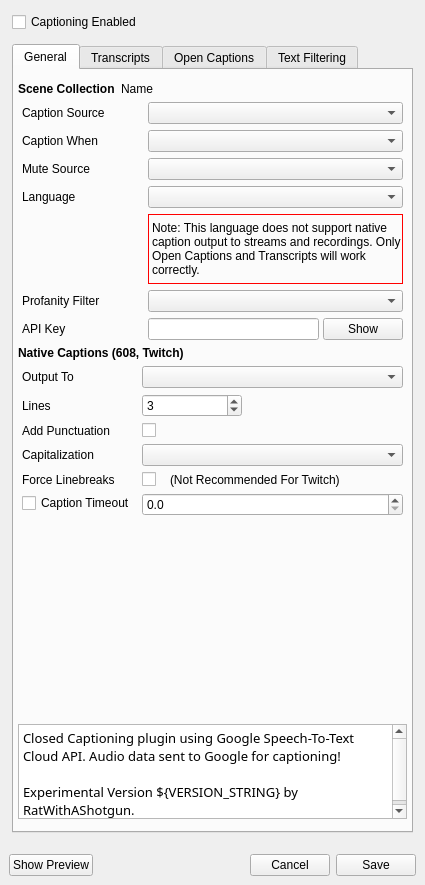
This is src/ui/CaptionSettingsWidget.ui in ratwithacompiler/OBS-captions-plugin as Qt 5 draws it before an edit. The edited form follows.
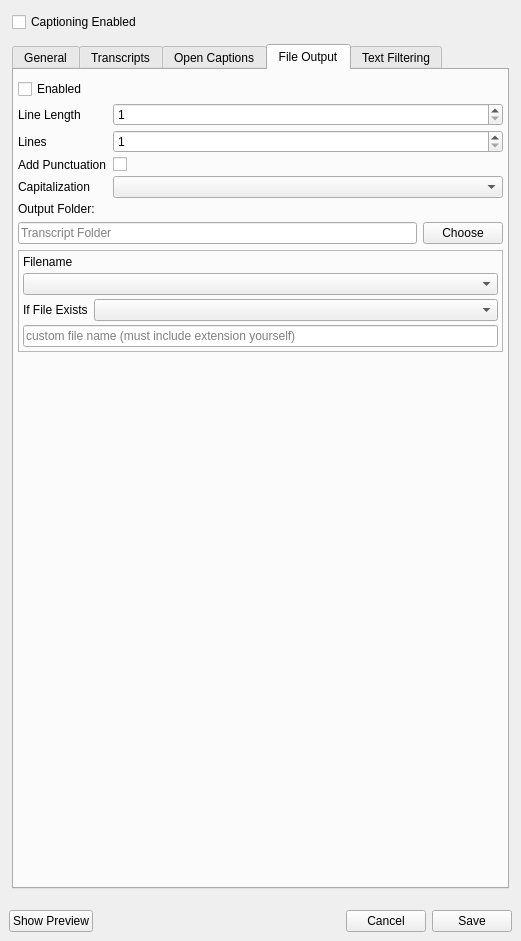
This is the edited form. The open tabs and pages were chosen to show the change.

Diff of the .ui file:
```diff
--- a/src/ui/CaptionSettingsWidget.ui
+++ b/src/ui/CaptionSettingsWidget.ui
@@ -6,8 +6,8 @@
    <rect>
     <x>0</x>
     <y>0</y>
-    <width>425</width>
-    <height>885</height>
+    <width>521</width>
+    <height>941</height>
    </rect>
   </property>
   <property name="sizePolicy">
@@ -60,8 +60,8 @@
        <rect>
         <x>0</x>
         <y>0</y>
-        <width>425</width>
-        <height>841</height>
+        <width>521</width>
+        <height>897</height>
        </rect>
       </property>
       <layout class="QVBoxLayout" name="verticalLayoutMainScrollContainer">
@@ -1249,6 +1249,275 @@
            </item>
           </layout>
          </widget>
+         <widget class="QWidget" name="fileOutputTab">
+          <attribute name="title">
+           <string>File Output</string>
+          </attribute>
+          <layout class="QVBoxLayout" name="verticalLayout">
+           <property name="leftMargin">
+            <number>4</number>
+           </property>
+           <property name="rightMargin">
+            <number>4</number>
+           </property>
+           <property name="bottomMargin">
+            <number>12</number>
+           </property>
+           <item>
+            <widget class="QWidget" name="textSourceWidget" native="true">
+             <property name="sizePolicy">
+              <sizepolicy hsizetype="Preferred" vsizetype="Fixed">
+               <horstretch>0</horstretch>
+               <verstretch>0</verstretch>
+              </sizepolicy>
+             </property>
+             <layout class="QFormLayout" name="formLayout_6">
+              <property name="labelAlignment">
+               <set>Qt::AlignLeading|Qt::AlignLeft|Qt::AlignVCenter</set>
+              </property>
+              <property name="formAlignment">
+               <set>Qt::AlignLeading|Qt::AlignLeft|Qt::AlignTop</set>
+              </property>
+              <property name="verticalSpacing">
+               <number>4</number>
+              </property>
+              <property name="leftMargin">
+               <number>0</number>
+              </property>
+              <property name="topMargin">
+               <number>0</number>
+              </property>
+              <property name="rightMargin">
+               <number>0</number>
+              </property>
+              <property name="bottomMargin">
+               <number>0</number>
+              </property>
+              <item row="2" column="0">
+               <widget class="QLabel" name="label_23">
+                <property name="text">
+                 <string>Line Length</string>
+                </property>
+               </widget>
+              </item>
+              <item row="2" column="1">
+               <widget class="QSpinBox" name="fileOutputLineLengthSpinBox">
+                <property name="minimumSize">
+                 <size>
+                  <width>100</width>
+                  <height>0</height>
+                 </size>
+                </property>
+                <property name="minimum">
+                 <number>1</number>
+                </property>
+                <property name="maximum">
+                 <number>999999999</number>
+                </property>
+               </widget>
+              </item>
+              <item row="3" column="0">
+               <widget class="QLabel" name="label_24">
+                <property name="text">
+                 <string>Lines</string>
+                </property>
+               </widget>
+              </item>
+              <item row="3" column="1">
+               <widget class="QSpinBox" name="fileOutputLineCountSpinBox">
+                <property name="sizePolicy">
+                 <sizepolicy hsizetype="Minimum" vsizetype="Fixed">
+                  <horstretch>0</horstretch>
+                  <verstretch>0</verstretch>
+                 </sizepolicy>
+                </property>
+                <property name="minimumSize">
+                 <size>
+                  <width>100</width>
+                  <height>0</height>
+                 </size>
+                </property>
+                <property name="minimum">
+                 <number>1</number>
+                </property>
+               </widget>
+              </item>
+              <item row="4" column="0">
+               <widget class="QLabel" name="label_26">
+                <property name="text">
+                 <string>Add Punctuation</string>
+                </property>
+               </widget>
+              </item>
+              <item row="4" column="1">
+               <widget class="QCheckBox" name="fileOutputPunctuationCheckBox">
+                <property name="text">
+                 <string/>
+                </property>
+               </widget>
+              </item>
+              <item row="5" column="0">
+               <widget class="QLabel" name="label_25">
+                <property name="text">
+                 <string>Capitalization</string>
+                </property>
+               </widget>
+              </item>
+              <item row="5" column="1">
+               <widget class="QComboBox" name="fileOutputCapitalizationComboBox"/>
+              </item>
+              <item row="6" column="0">
+               <widget class="QLabel" name="label_27">
+                <property name="text">
+                 <string>Output Folder:</string>
+                </property>
+               </widget>
+              </item>
+              <item row="1" column="0">
+               <widget class="QCheckBox" name="fileOutputEnabledCheckBox">
+                <property name="text">
+                 <string>Enabled</string>
+                </property>
+               </widget>
+              </item>
+             </layout>
+            </widget>
+           </item>
+           <item>
+            <widget class="QWidget" name="fileOutputFolderWidget" native="true">
+             <layout class="QHBoxLayout" name="horizontalLayout_4">
+              <property name="leftMargin">
+               <number>0</number>
+              </property>
+              <property name="topMargin">
+               <number>0</number>
+              </property>
+              <property name="rightMargin">
+               <number>0</number>
+              </property>
+              <property name="bottomMargin">
+               <number>0</number>
+              </property>
+              <item>
+               <widget class="QLineEdit" name="fileOutputFolderPathLineEdit">
+                <property name="placeholderText">
+                 <string>Transcript Folder</string>
+                </property>
+               </widget>
+              </item>
+              <item>
+               <widget class="QPushButton" name="fileOutputFolderPickerPushButton">
+                <property name="text">
+                 <string>Choose</string>
+                </property>
+               </widget>
+              </item>
+             </layout>
+            </widget>
+           </item>
+           <item>
+            <widget class="QFrame" name="fileOutputFileNameWidget3">
+             <property name="sizePolicy">
+              <sizepolicy hsizetype="Preferred" vsizetype="Fixed">
+               <horstretch>0</horstretch>
+               <verstretch>0</verstretch>
+              </sizepolicy>
+             </property>
+             <property name="frameShape">
+              <enum>QFrame::StyledPanel</enum>
+             </property>
+             <layout class="QVBoxLayout" name="verticalLayout_7">
+              <property name="spacing">
+               <number>4</number>
+              </property>
+              <property name="leftMargin">
+               <number>4</number>
+              </property>
+              <property name="topMargin">
+               <number>4</number>
+              </property>
+              <property name="rightMargin">
+               <number>4</number>
+              </property>
+              <property name="bottomMargin">
+               <number>4</number>
+              </property>
+              <item>
+               <widget class="QLabel" name="label_13">
+                <property name="text">
+                 <string>Filename</string>
+                </property>
+               </widget>
+              </item>
+              <item>
+               <widget class="QComboBox" name="fileOutputFilenameComboBox">
+                <property name="minimumSize">
+                 <size>
+                  <width>250</width>
+                  <height>0</height>
+                 </size>
+                </property>
+               </widget>
+              </item>
+              <item>
+               <widget class="QWidget" name="fileOutputCustomNameWidget" native="true">
+                <layout class="QHBoxLayout" name="horizontalLayout_9">
+                 <property name="leftMargin">
+                  <number>0</number>
+                 </property>
+                 <property name="topMargin">
+                  <number>0</number>
+                 </property>
+                 <property name="rightMargin">
+                  <number>0</number>
+                 </property>
+                 <property name="bottomMargin">
+                  <number>0</number>
+                 </property>
+                 <item>
+                  <widget class="QLabel" name="label_16">
+                   <property name="sizePolicy">
+                    <sizepolicy hsizetype="Fixed" vsizetype="Preferred">
+                     <horstretch>0</horstretch>
+                     <verstretch>0</verstretch>
+                    </sizepolicy>
+                   </property>
+                   <property name="text">
+                    <string>If File Exists</string>
+                   </property>
+                  </widget>
+                 </item>
+                 <item>
+                  <widget class="QComboBox" name="fileOutputCustomNameExistsCombobox"/>
+                 </item>
+                </layout>
+               </widget>
+              </item>
+              <item>
+               <widget class="QLineEdit" name="fileOutputCustomNameOverwriteLineEdit">
+                <property name="placeholderText">
+                 <string>custom file name (must include extension yourself)</string>
+                </property>
+               </widget>
+              </item>
+             </layout>
+            </widget>
+           </item>
+           <item>
+            <spacer name="verticalSpacer_2">
+             <property name="orientation">
+              <enum>Qt::Vertical</enum>
+             </property>
+             <property name="sizeHint" stdset="0">
+              <size>
+               <width>20</width>
+               <height>40</height>
+              </size>
+             </property>
+            </spacer>
+           </item>
+          </layout>
+         </widget>
          <widget class="QWidget" name="filterTab">
           <attribute name="title">
            <string>Text Filtering</string>
```
Left out of the diff: 11 changed lines with no effect on the pictures.
